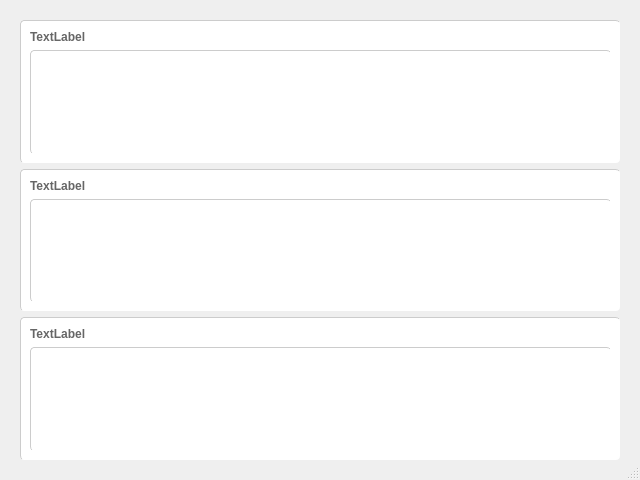
Old version of the form PutItOnICE/ui/settingsdialog.ui in the repository tfks/putitonice.
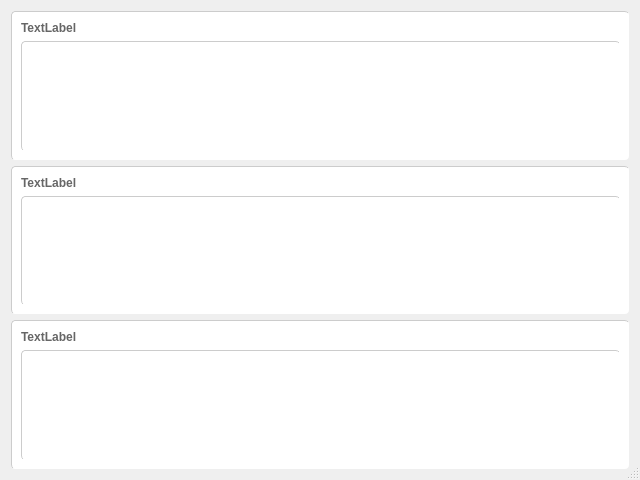
New version of the form.

```diff
--- a/PutItOnICE/ui/settingsdialog.ui
+++ b/PutItOnICE/ui/settingsdialog.ui
@@ -17,6 +17,21 @@
    <bool>true</bool>
   </property>
   <layout class="QVBoxLayout" name="verticalLayout">
+   <property name="spacing">
+    <number>2</number>
+   </property>
+   <property name="leftMargin">
+    <number>2</number>
+   </property>
+   <property name="topMargin">
+    <number>2</number>
+   </property>
+   <property name="rightMargin">
+    <number>2</number>
+   </property>
+   <property name="bottomMargin">
+    <number>2</number>
+   </property>
    <item>
     <widget class="QScrollArea" name="scrollArea">
      <property name="styleSheet">
@@ -39,8 +54,8 @@
        <rect>
         <x>0</x>
         <y>0</y>
-        <width>628</width>
-        <height>468</height>
+        <width>636</width>
+        <height>476</height>
        </rect>
       </property>
       <layout class="QVBoxLayout" name="verticalLayout_2">
```
Left out of the diff: 12 changed lines with no effect on the pictures.
